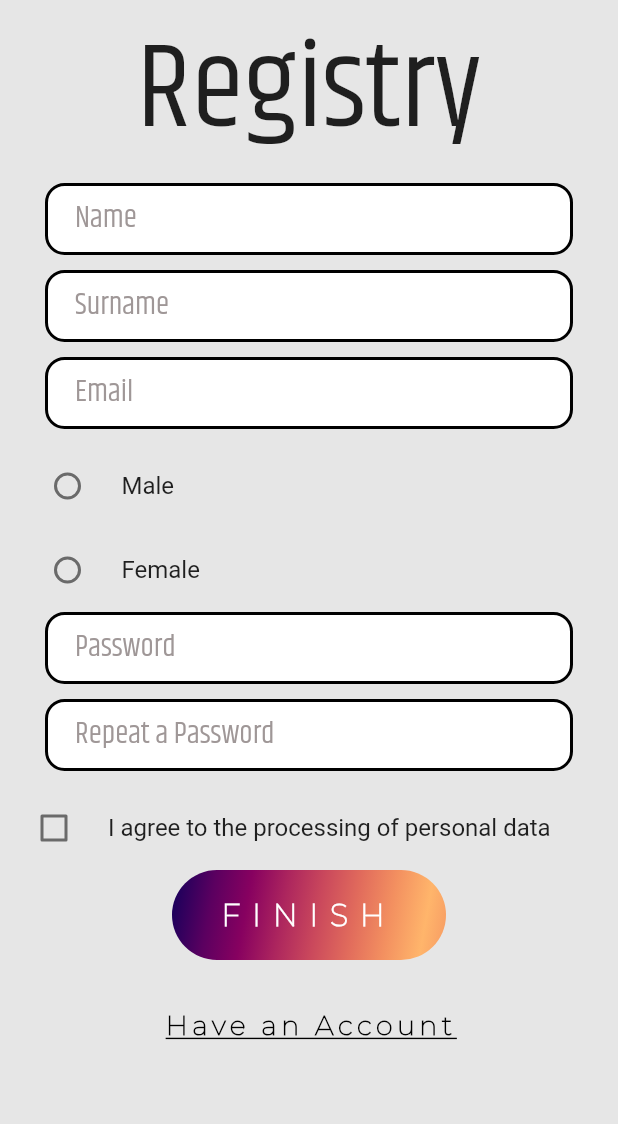
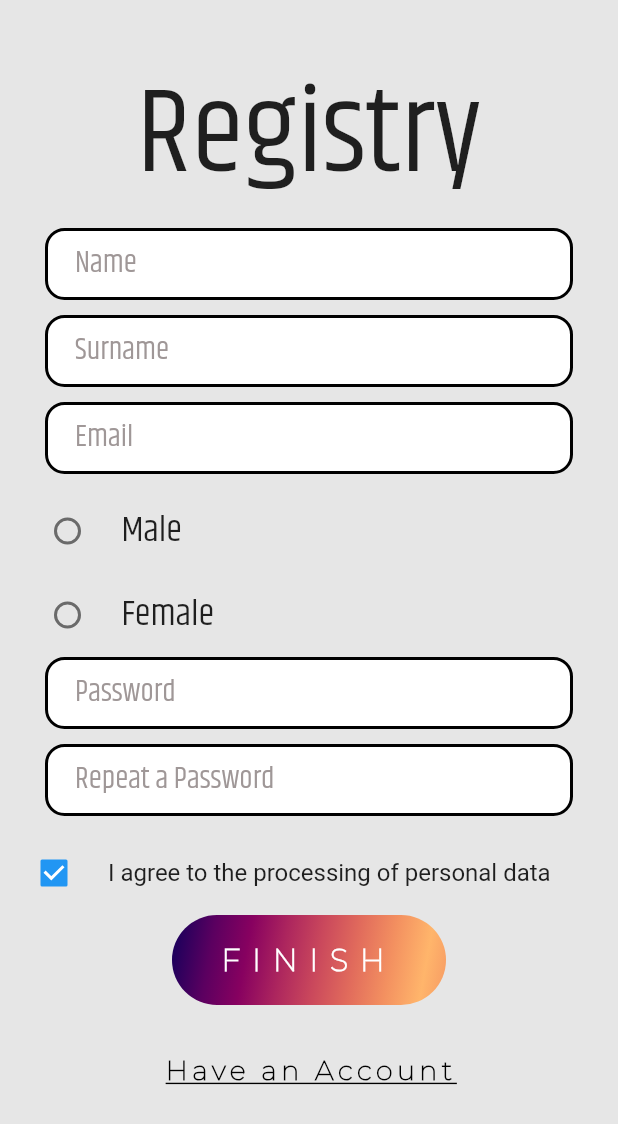
Before and after one commit to AlikKostandov/event-creater, a Flutter app: the Registry screen opened by its route, on a phone screen of 412 x 824 dp. Shown: the top 1124 px of the screen. Run offline on Flutter 3.47's test engine with Material 2 defaults, Android fonts, the phone set to English and light mode, and no system bars.

Commit message:
@refactor

```diff
--- a/lib/pages/login_page.dart
+++ b/lib/pages/login_page.dart
@@ -27,12 +27,11 @@ class _LoginState extends State<Login> {
                     left: 30.0, right: 30.0, bottom: 30.0),
                 child: const StylizedField(
                     hintText: 'Phone or Email', isObscure: false)),
-
             Container(
                 margin: const EdgeInsets.only(
                     left: 30.0, right: 30.0, bottom: 30.0),
-                child: const StylizedField(hintText: 'Password', isObscure: true
-                )),
+                child:
+                    const StylizedField(hintText: 'Password', isObscure: true)),
             Container(
               decoration: BoxDecoration(
                 borderRadius: BorderRadius.circular(50.0),
--- a/lib/pages/registry_page.dart
+++ b/lib/pages/registry_page.dart
@@ -18,7 +18,7 @@ List<StylizedField> fields = [
 
 class _RegistryState extends State<Registry> {
   String? gender;
-  bool isChecked = false;
+  bool isChecked = true;
 
   @override
   Widget build(BuildContext context) {
@@ -29,11 +29,14 @@ class _RegistryState extends State<Registry> {
           child: Column(
             mainAxisAlignment: MainAxisAlignment.center,
             children: <Widget>[
-              const Text('Registry',
-                  style: TextStyle(
-                    fontFamily: 'Khand',
-                    fontSize: 80.0,
-                  )),
+              const Padding(
+                padding: EdgeInsets.only(top: 30.0),
+                child: Text('Registry',
+                    style: TextStyle(
+                      fontFamily: 'Khand',
+                      fontSize: 80.0,
+                    )),
+              ),
               Column(
                 children: fields
                     .map((field) => Container(
@@ -48,8 +51,9 @@ class _RegistryState extends State<Registry> {
                 children: <Widget>[
                   RadioListTile(
                     activeColor: Colors.black,
-                    contentPadding: const EdgeInsets.only(left: 25),
-                    title: const Text("Male"),
+                    contentPadding: const EdgeInsets.only(left: 25.0),
+                    title: const Text("Male",
+                        style: TextStyle(fontFamily: 'Khand', fontSize: 24.0)),
                     value: "male",
                     groupValue: gender,
                     onChanged: (value) {
@@ -60,8 +64,12 @@ class _RegistryState extends State<Registry> {
                   ),
                   RadioListTile(
                     activeColor: Colors.black,
-                    contentPadding: const EdgeInsets.only(left: 25),
-                    title: const Text("Female"),
+                    contentPadding: const EdgeInsets.only(left: 25.0),
+                    title: const Text("Female",
+                        style: TextStyle(
+                          fontFamily: 'Khand',
+                          fontSize: 24.0,
+                        )),
                     value: "female",
                     groupValue: gender,
                     onChanged: (value) {
```
